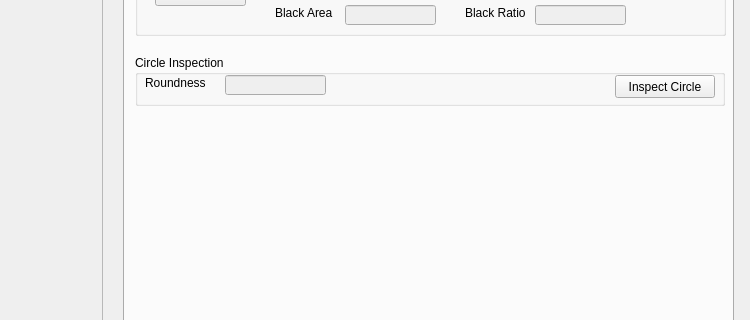
Before: the Qt Designer form VisionWidget/visionwidget.ui in hceng123/VisionLibrary, drawn with Qt 5; both pictures show x 607 to 1357 and y 168 to 488 of the 1357 by 768 pixel window.
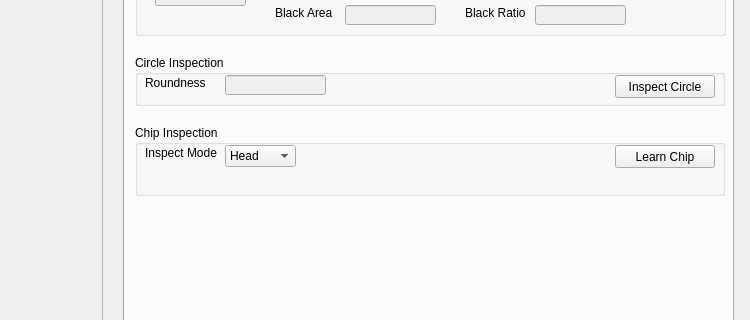
After: the same form once the commit is applied. The open tabs and pages were chosen to show the change. Custom widgets are drawn as their Qt base class.

Commit message:
Implement the HEAD mode of PR_LrnChip.
Implement the HEAD mode of PR_LrnChip.

```diff
--- a/VisionWidget/visionwidget.ui
+++ b/VisionWidget/visionwidget.ui
@@ -1114,6 +1114,88 @@
        </property>
       </widget>
      </widget>
+     <widget class="QGroupBox" name="groupBoxChipInspect">
+      <property name="geometry">
+       <rect>
+        <x>10</x>
+        <y>190</y>
+        <width>590</width>
+        <height>71</height>
+       </rect>
+      </property>
+      <property name="title">
+       <string>Chip Inspection</string>
+      </property>
+      <widget class="QLabel" name="labelChipInspMode">
+       <property name="geometry">
+        <rect>
+         <x>10</x>
+         <y>20</y>
+         <width>81</width>
+         <height>16</height>
+        </rect>
+       </property>
+       <property name="text">
+        <string>Inspect Mode</string>
+       </property>
+      </widget>
+      <widget class="QPushButton" name="btnLrnChip">
+       <property name="geometry">
+        <rect>
+         <x>480</x>
+         <y>20</y>
+         <width>100</width>
+         <height>23</height>
+        </rect>
+       </property>
+       <property name="text">
+        <string>Learn Chip</string>
+       </property>
+      </widget>
+      <widget class="QComboBox" name="comboBoxChipInspMode">
+       <property name="geometry">
+        <rect>
+         <x>90</x>
+         <y>20</y>
+         <width>71</width>
+         <height>22</height>
+        </rect>
+       </property>
+       <property name="currentIndex">
+        <number>0</number>
+       </property>
+       <item>
+        <property name="text">
+         <string>Head</string>
+        </property>
+       </item>
+       <item>
+        <property name="text">
+         <string>Body</string>
+        </property>
+       </item>
+       <item>
+        <property name="text">
+         <string>Square</string>
+        </property>
+       </item>
+       <item>
+        <property name="text">
+         <string>RNet</string>
+        </property>
+       </item>
+       <item>
+        <property name="text">
+         <string>CAE</string>
+        </property>
+       </item>
+       <item>
+        <property name="text">
+         <string>Circular</string>
+        </property>
+       </item>
+      </widget>
+     </widget>
     </widget>
     <widget class="QWidget" name="tabOCR">
      <attribute name="title">
```
Left out of the diff: 2 changed lines with no effect on the pictures. The commit also changes 39 other files.
